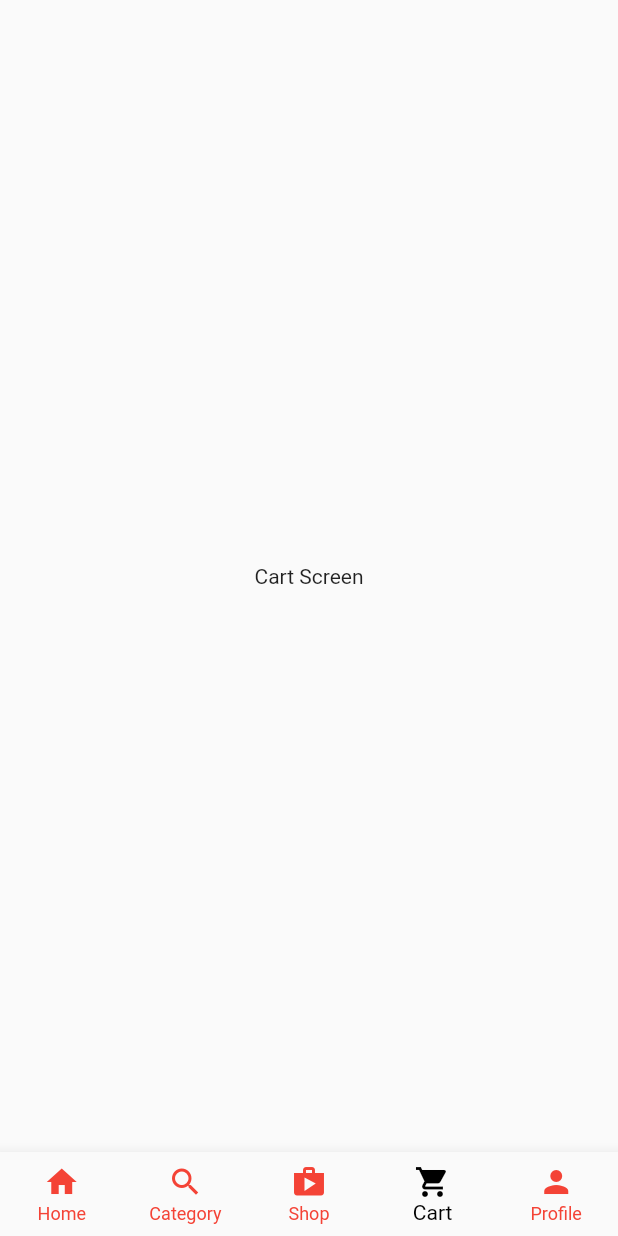
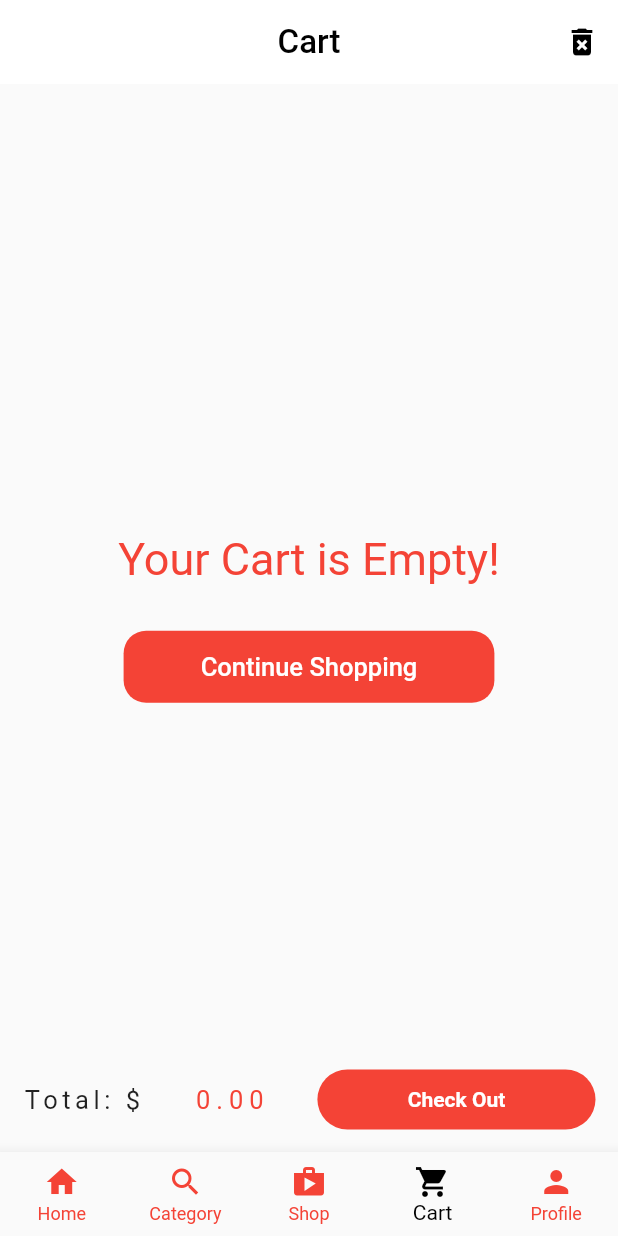
Before and after one commit to shankarlohar/BB-Baazar, a Flutter app: the screen it shows after launch, item 4 of the bottom bar chosen, on a phone screen of 412 x 824 dp. Run offline on Flutter 3.47's test engine with Material 2 defaults, Android fonts, the phone set to English and light mode, and no system bars; our stand-ins replace cloud_firestore, firebase_auth, firebase_core, firebase_storage, image_picker; accounts and stored records are empty; Roboto replaces fonts that are missing (Brand-Bold).

Commit message:
cart screen

```diff
--- /dev/null
+++ b/lib/views/cart_screen.dart
@@ -0,0 +1,109 @@
+import 'package:flutter/material.dart';
+
+class CartScreen extends StatelessWidget {
+  const CartScreen({Key? key}) : super(key: key);
+
+  @override
+  Widget build(BuildContext context) {
+    return Scaffold(
+      appBar: AppBar(
+        elevation: 0,
+        backgroundColor: Colors.white,
+        title: Text(
+          "Cart",
+          style: TextStyle(
+            fontSize: 22,
+            color: Colors.black,
+          ),
+        ),
+        centerTitle: true,
+        actions: [
+          IconButton(
+            onPressed: () {},
+            icon: Icon(
+              Icons.delete_forever,
+              color: Colors.black,
+            ),
+          ),
+        ],
+      ),
+      body: Center(
+        child: Column(
+          mainAxisAlignment: MainAxisAlignment.center,
+          children: [
+            Text(
+              "Your Cart is Empty!",
+              style: TextStyle(
+                fontSize: 30,
+                color: Colors.red,
+              ),
+            ),
+            SizedBox(
+              height: 30,
+            ),
+            Material(
+              color: Colors.red,
+              borderRadius: BorderRadius.circular(
+                15,
+              ),
+              child: MaterialButton(
+                minWidth: MediaQuery.of(context).size.width * 0.6,
+                onPressed: () {},
+                child: Text(
+                  "Continue Shopping",
+                  style: TextStyle(
+                    fontSize: 17,
+                    color: Colors.white,
+                  ),
+                ),
+              ),
+            ),
+          ],
+        ),
+      ),
+      bottomSheet: Padding(
+        padding: const EdgeInsets.all(15.0),
+        child: Row(
+          mainAxisAlignment: MainAxisAlignment.spaceBetween,
+          children: [
+            Text(
+              "Total: \$",
+              style: TextStyle(
+                fontSize: 17,
+                letterSpacing: 3,
+              ),
+            ),
+            Text(
+              "0.00",
+              style: TextStyle(
+                color: Colors.red,
+                fontSize: 17,
+                letterSpacing: 4,
+              ),
+            ),
+            Container(
+              height: 40,
+              width: MediaQuery.of(context).size.width * 0.45,
+              decoration: BoxDecoration(
+                color: Colors.red,
+                borderRadius: BorderRadius.circular(
+                  25,
+                ),
+              ),
+              child: MaterialButton(
+                onPressed: () {},
+                child: Text(
+                  "Check Out",
+                  style: TextStyle(
+                    color: Colors.white,
+                    fontWeight: FontWeight.bold,
+                  ),
+                ),
+              ),
+            ),
+          ],
+        ),
+      ),
+    );
+  }
+}
--- a/lib/views/customer_home_screen.dart
+++ b/lib/views/customer_home_screen.dart
@@ -1,3 +1,4 @@
+import 'package:bb_baazar/views/cart_screen.dart';
 import 'package:bb_baazar/views/home_screen.dart';
 import 'package:bb_baazar/views/profile_screen.dart';
 import 'package:flutter/material.dart';
@@ -19,9 +20,7 @@ class _CustomerHomeScreenState extends State<CustomerHomeScreen> {
     Center(
       child: Text("Shop Screen"),
     ),
-    Center(
-      child: Text("Cart Screen"),
-    ),
+    CartScreen(),
     ProfileScreen(),
   ];
 
--- a/lib/views/profile_screen.dart
+++ b/lib/views/profile_screen.dart
@@ -64,6 +64,9 @@ class ProfileScreen extends StatelessWidget {
           SliverToBoxAdapter(
             child: Column(
               children: [
+                SizedBox(
+                  height: 30,
+                ),
                 Container(
                   height: 80,
                   width: MediaQuery.of(context).size.width * 0.9,
```
